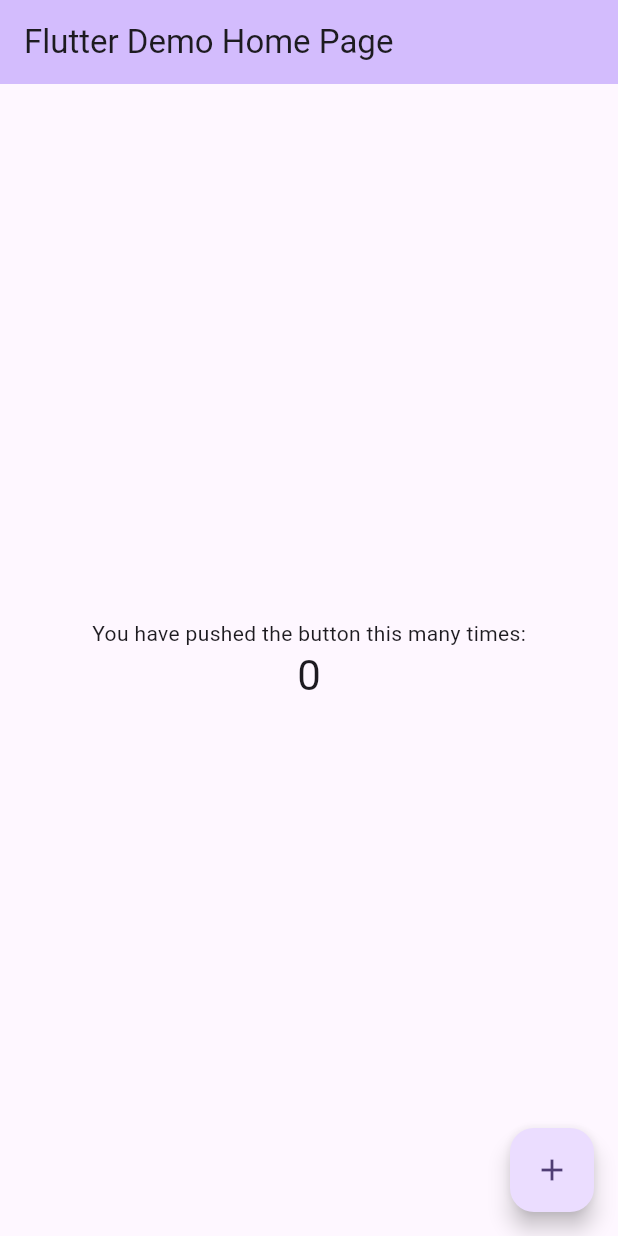
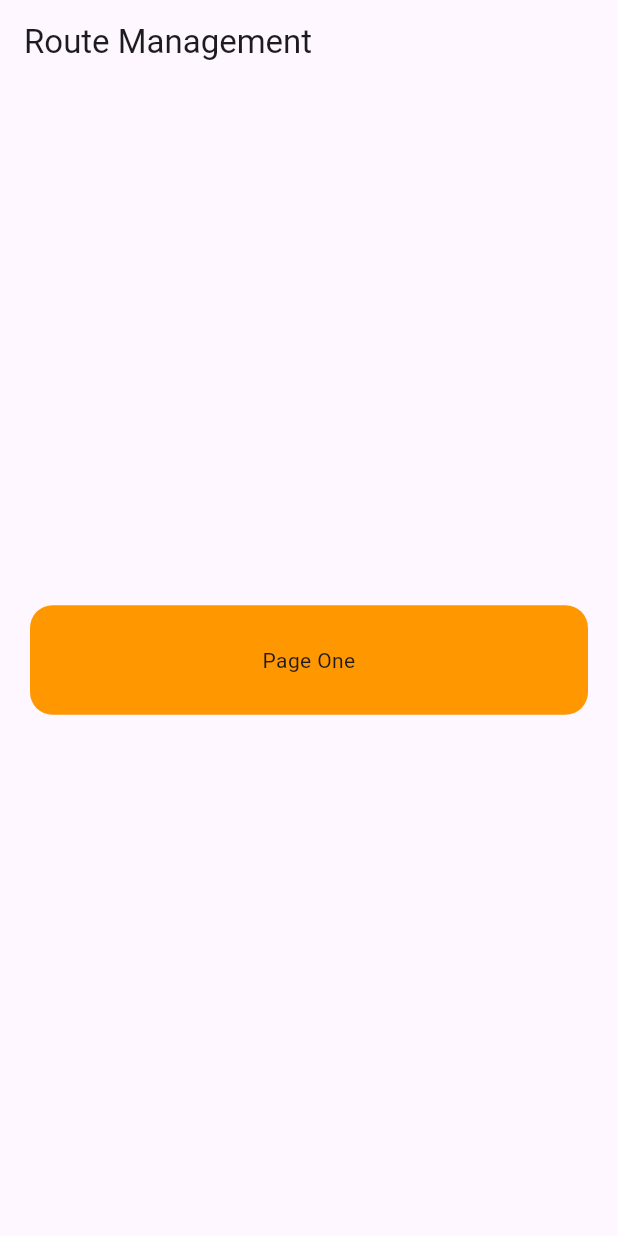
Before and after one commit to Esra2-Abdelltif/Getx-Flutter-, a Flutter app: the screen it shows after launch, on a phone screen of 412 x 824 dp. Run offline on Flutter 3.47's test engine with Material 3 defaults, Android fonts, the phone set to English and light mode, and no system bars; our stand-ins replace device_preview, get.

Commit message:
Route Management

```diff
--- a/lib/main.dart
+++ b/lib/main.dart
@@ -1,7 +1,10 @@
 import 'package:flutter/material.dart';
 import 'package:device_preview/device_preview.dart';
+import 'package:get/get.dart';
+import 'package:getx/view/screens/route_management/route_management.dart';
 
 void main() {
+  WidgetsFlutterBinding.ensureInitialized();
   runApp((DevicePreview(
     enabled: true,
     builder: (context) => const MyApp(),
@@ -15,118 +18,21 @@ class MyApp extends StatelessWidget {
   // This widget is the root of your application.
   @override
   Widget build(BuildContext context) {
-    return MaterialApp(
+    return GetMaterialApp(
       locale: DevicePreview.locale(context),
       builder: DevicePreview.appBuilder,
       title: 'Flutter Demo',
       theme: ThemeData(
-        // This is the theme of your application.
-        //
-        // TRY THIS: Try running your application with "flutter run". You'll see
-        // the application has a purple toolbar. Then, without quitting the app,
-        // try changing the seedColor in the colorScheme below to Colors.green
-        // and then invoke "hot reload" (save your changes or press the "hot
-        // reload" button in a Flutter-supported IDE, or press "r" if you used
-        // the command line to start the app).
-        //
-        // Notice that the counter didn't reset back to zero; the application
-        // state is not lost during the reload. To reset the state, use hot
-        // restart instead.
-        //
-        // This works for code too, not just values: Most code changes can be
-        // tested with just a hot reload.
-        colorScheme: ColorScheme.fromSeed(seedColor: Colors.deepPurple),
+
+       colorScheme: ColorScheme.fromSeed(seedColor: Colors.deepPurple),
         useMaterial3: true,
       ),
-      home: const MyHomePage(title: 'Flutter Demo Home Page'),
+      home: const RouteManagement(),
+      getPages: [
+        GetPage(name: "/Next2Screen",page:()=>NextScreenTwo() ),
+    GetPage(name: "/NextScreen",page:()=>NextScreen() ),
+
+      ],
     );
   }
 }
-
-class MyHomePage extends StatefulWidget {
-  const MyHomePage({super.key, required this.title});
-
-  // This widget is the home page of your application. It is stateful, meaning
-  // that it has a State object (defined below) that contains fields that affect
-  // how it looks.
-
-  // This class is the configuration for the state. It holds the values (in this
-  // case the title) provided by the parent (in this case the App widget) and
-  // used by the build method of the State. Fields in a Widget subclass are
-  // always marked "final".
-
-  final String title;
-
-  @override
-  State<MyHomePage> createState() => _MyHomePageState();
-}
-
-class _MyHomePageState extends State<MyHomePage> {
-  int _counter = 0;
-
-  void _incrementCounter() {
-    setState(() {
-      // This call to setState tells the Flutter framework that something has
-      // changed in this State, which causes it to rerun the build method below
-      // so that the display can reflect the updated values. If we changed
-      // _counter without calling setState(), then the build method would not be
-      // called again, and so nothing would appear to happen.
-      _counter++;
-    });
-  }
-
-  @override
-  Widget build(BuildContext context) {
-    // This method is rerun every time setState is called, for instance as done
-    // by the _incrementCounter method above.
-    //
-    // The Flutter framework has been optimized to make rerunning build methods
-    // fast, so that you can just rebuild anything that needs updating rather
-    // than having to individually change instances of widgets.
-    return Scaffold(
-      appBar: AppBar(
-        // TRY THIS: Try changing the color here to a specific color (to
-        // Colors.amber, perhaps?) and trigger a hot reload to see the AppBar
-        // change color while the other colors stay the same.
-        backgroundColor: Theme.of(context).colorScheme.inversePrimary,
-        // Here we take the value from the MyHomePage object that was created by
-        // the App.build method, and use it to set our appbar title.
-        title: Text(widget.title),
-      ),
-      body: Center(
-        // Center is a layout widget. It takes a single child and positions it
-        // in the middle of the parent.
-        child: Column(
-          // Column is also a layout widget. It takes a list of children and
-          // arranges them vertically. By default, it sizes itself to fit its
-          // children horizontally, and tries to be as tall as its parent.
-          //
-          // Column has various properties to control how it sizes itself and
-          // how it positions its children. Here we use mainAxisAlignment to
-          // center the children vertically; the main axis here is the vertical
-          // axis because Columns are vertical (the cross axis would be
-          // horizontal).
-          //
-          // TRY THIS: Invoke "debug painting" (choose the "Toggle Debug Paint"
-          // action in the IDE, or press "p" in the console), to see the
-          // wireframe for each widget.
-          mainAxisAlignment: MainAxisAlignment.center,
-          children: <Widget>[
-            const Text(
-              'You have pushed the button this many times:',
-            ),
-            Text(
-              '$_counter',
-              style: Theme.of(context).textTheme.headlineMedium,
-            ),
-          ],
-        ),
-      ),
-      floatingActionButton: FloatingActionButton(
-        onPressed: _incrementCounter,
-        tooltip: 'Increment',
-        child: const Icon(Icons.add),
-      ), // This trailing comma makes auto-formatting nicer for build methods.
-    );
-  }
-}
--- /dev/null
+++ b/lib/view/widget/custom_button.dart
@@ -0,0 +1,38 @@
+import 'package:flutter/material.dart';
+
+class CustomButton extends StatelessWidget {
+  final void Function()? onTap;
+  final String text;
+  final double? width;
+
+  const CustomButton({
+    super.key,
+    this.onTap,
+    required this.text,
+    this.width
+  });
+
+
+  @override
+  Widget build(BuildContext context) {
+    return GestureDetector(
+      onTap: onTap,
+      child: Container(
+        width: width ??double.infinity,
+        height: 73,
+        decoration: ShapeDecoration(
+          color: Colors.orange,
+          shape: RoundedRectangleBorder(
+            borderRadius: BorderRadius.circular(15),
+          ),
+        ),
+        child: Center(
+          child:Text(
+            text,
+            textAlign: TextAlign.center,
+          ),
+        ),
+      ),
+    );
+  }
+}
--- a/pubspec.yaml
+++ b/pubspec.yaml
@@ -37,7 +37,6 @@ dependencies:
   cupertino_icons: ^1.0.6
   device_preview: ^1.2.0
   get: ^4.6.6
-
 
 dev_dependencies:
   flutter_test:
```
Also changed, not shown: lib/view/screens/route_management/route_management.dart (added, +98 -0 lines).
